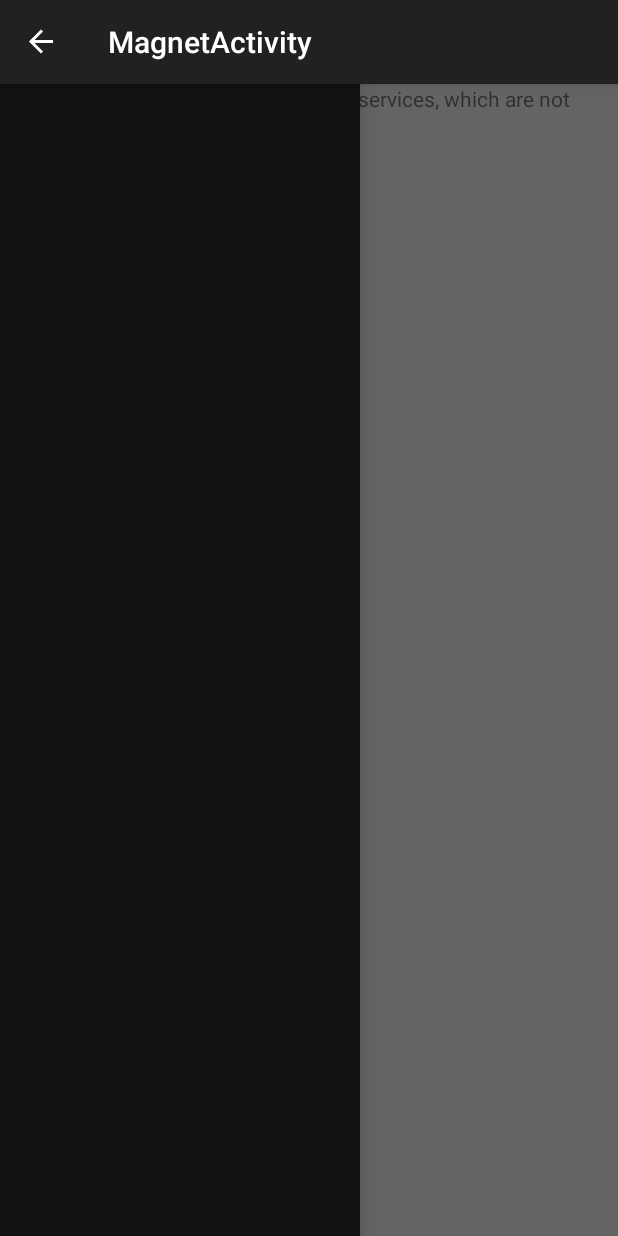
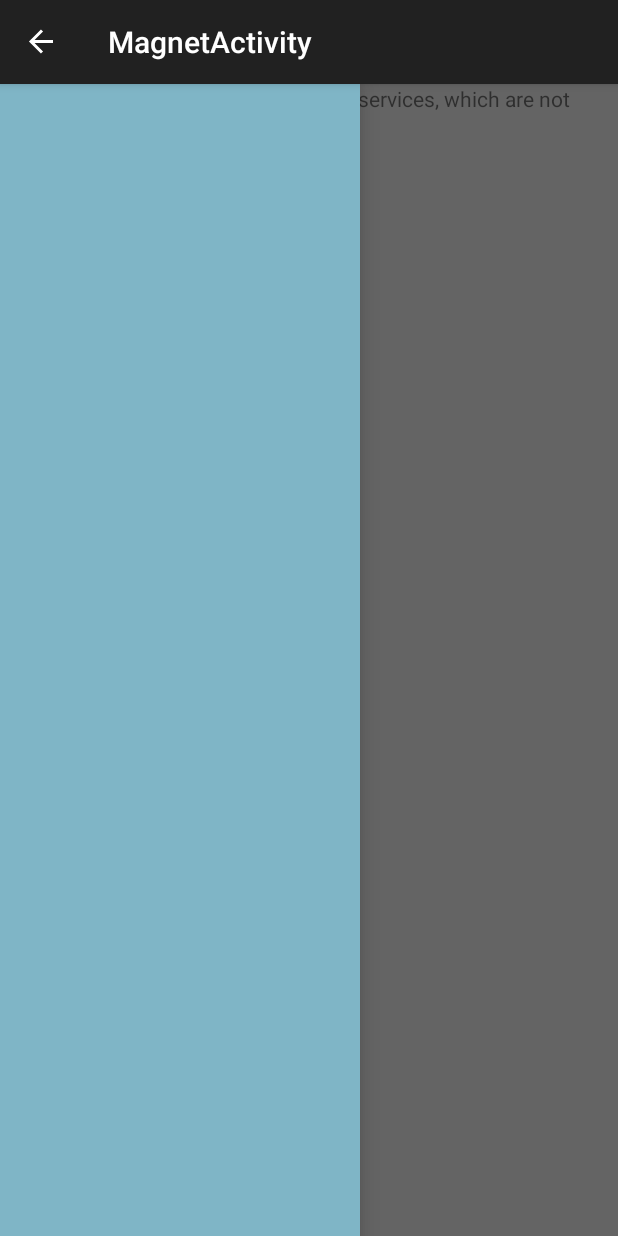
Before and after one commit to Dimitri75/Magnet, an Android app: the MagnetActivity screen opened directly, with no data from a screen before it, with the side drawer open, on a phone screen of 412 x 824 dp. Run offline under Robolectric (Android 15) with nearby library versions, the phone set to English and light mode, and no system bars; 2 statements that could not run were skipped.

Commit message:
Couleur menu

```diff
--- a/app/src/main/java/kei/magnet/GPSHandler.java
+++ b/app/src/main/java/kei/magnet/GPSHandler.java
@@ -85,8 +85,9 @@ public class GPSHandler implements GoogleApiClient.ConnectionCallbacks, GoogleAp
         Location location = LocationServices.FusedLocationApi.getLastLocation(mGoogleApiClient);
         LocationServices.FusedLocationApi.requestLocationUpdates(mGoogleApiClient, mLocationRequest, this);
 
-        if (location != null)
+        if (location != null){
             handleNewLocation(getLatLng(location));
+        }
     }
 
     private void handleNewLocation(LatLng latLng) {
--- a/app/src/main/java/kei/magnet/LocationActivity.java
+++ b/app/src/main/java/kei/magnet/LocationActivity.java
@@ -17,7 +17,7 @@ public class LocationActivity extends FragmentActivity {
         gpsHandler = new GPSHandler(this);
         //bluetoothConnector = new BluetoothConnector(this);
         mSensorManager = (SensorManager)getSystemService(SENSOR_SERVICE);
-//        compass = new Compass(mSensorManager,this);
+        //compass = new Compass(mSensorManager,this);
     }
 
     @Override
--- a/app/src/main/res/layout/content_magnet.xml
+++ b/app/src/main/res/layout/content_magnet.xml
@@ -41,7 +41,7 @@
                     android:layout_width="240dp"
                     android:layout_height="match_parent"
                     android:layout_gravity="start"
-                    android:background="#111"
+                    android:background="#7fb5c6"
                     android:choiceMode="singleChoice"
                     android:divider="@android:color/transparent"
                     android:dividerHeight="0dp" />
```
